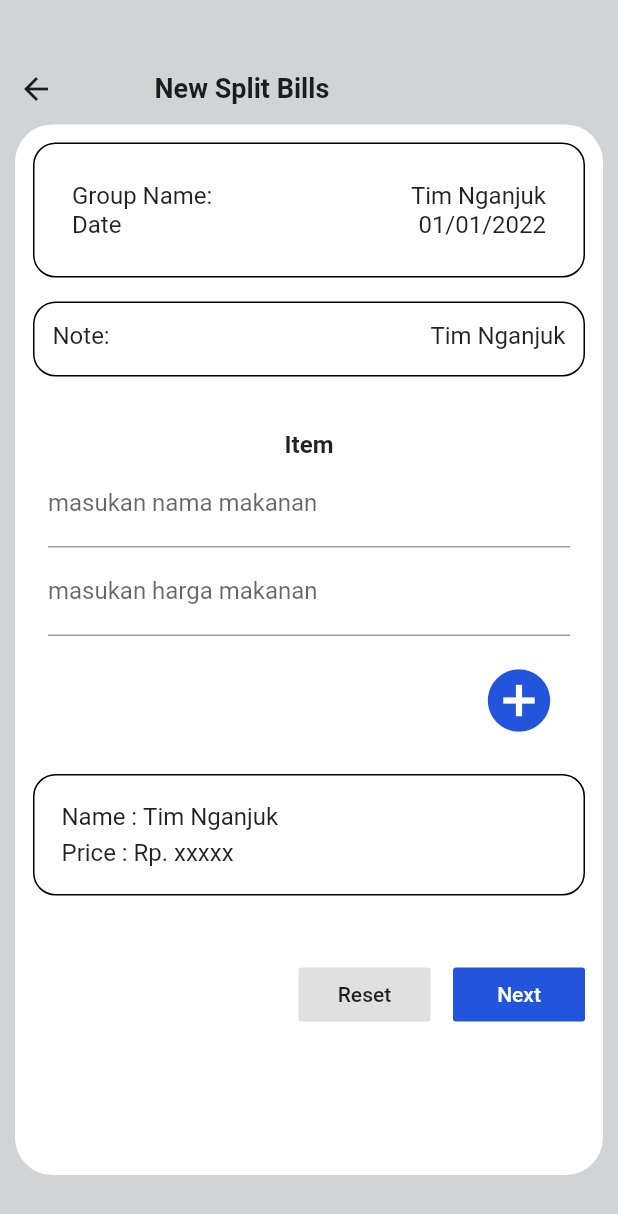
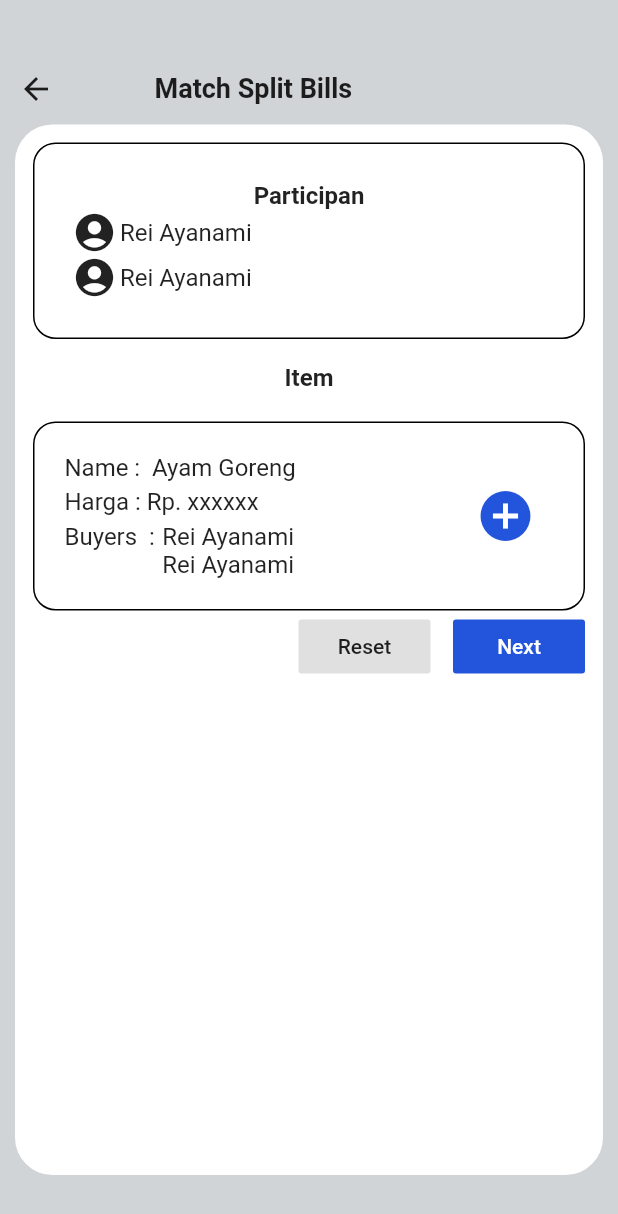
Before and after one commit to fakhrads/patungan, a Flutter app: the NewSplitBills screen opened directly, after a tap on "Next", on a phone screen of 412 x 824 dp. Shown: the top 1214 px of the screen. Run offline on Flutter 3.47's test engine with Material 2 defaults, Android fonts, the phone set to English and light mode, and no system bars; our stand-ins replace sqflite; missing offline and left inert: dart:ffi; accounts and stored records are empty; network calls fail.

Commit message:
add new componen "match_splitbills"

```diff
--- /dev/null
+++ b/lib/src/components/match_splitbills/match_splitbills.dart
@@ -0,0 +1,135 @@
+import 'dart:ffi';
+
+import 'package:flutter/material.dart';
+
+class sesuaikanSplitBills extends StatefulWidget {
+  const sesuaikanSplitBills({Key? key}) : super(key: key);
+
+  @override
+  _sesuaikanSplitBillsState createState() => _sesuaikanSplitBillsState();
+}
+
+class _sesuaikanSplitBillsState extends State<sesuaikanSplitBills> {
+  @override
+  Widget build(BuildContext context) {
+    return Container(
+      width: MediaQuery.of(context).size.width - 20,
+      height: MediaQuery.of(context).size.height * 0.85,
+      decoration: BoxDecoration(
+          color: Colors.white,
+          borderRadius: BorderRadius.all(Radius.circular(25))),
+      child: Padding(
+          padding: EdgeInsets.all(12),
+          child: Column(children: [
+            Container(
+                width: double.infinity,
+                decoration: BoxDecoration(
+                    border: Border.all(),
+                    borderRadius: BorderRadius.all(Radius.circular(15))),
+                child: Padding(
+                    padding: EdgeInsets.all(25),
+                    child: Column(
+                      children: [
+                        Text('Participan',
+                            style: TextStyle(
+                                fontSize: 16, fontWeight: FontWeight.bold)),
+                        Row(
+                          children: [
+                            Icon(
+                              Icons.account_circle,
+                              size: 30,
+                            ),
+                            SizedBox(width: 2),
+                            Text("Rei Ayanami", style: TextStyle(fontSize: 16)),
+                          ],
+                        ),
+                        Row(
+                          children: [
+                            Icon(
+                              Icons.account_circle,
+                              size: 30,
+                            ),
+                            SizedBox(width: 2),
+                            Text("Rei Ayanami", style: TextStyle(fontSize: 16)),
+                          ],
+                        )
+                      ],
+                    ))),
+            Divider(
+              color: Colors.white,
+            ),
+            Text(
+              "Item",
+              style: TextStyle(fontSize: 16, fontWeight: FontWeight.bold),
+            ),
+            Padding(padding: EdgeInsets.all(10)),
+            Container(
+                width: double.infinity,
+                decoration: BoxDecoration(
+                    border: Border.all(),
+                    borderRadius: BorderRadius.all(Radius.circular(15))),
+                child: Padding(
+                    padding: EdgeInsets.all(20),
+                    child: Row(
+                      mainAxisAlignment: MainAxisAlignment.spaceBetween,
+                      children: [
+                        Column(
+                          crossAxisAlignment: CrossAxisAlignment.start,
+                          children: [
+                            Text("Name :  Ayam Goreng",
+                                style: TextStyle(fontSize: 16)),
+                            Padding(padding: EdgeInsets.all(2)),
+                            Text("Harga : Rp. xxxxxx",
+                                style: TextStyle(fontSize: 16)),
+                            Padding(padding: EdgeInsets.all(2)),
+                            Row(
+                              crossAxisAlignment: CrossAxisAlignment.start,
+                              children: [
+                                Text("Buyers  :",
+                                    style: TextStyle(fontSize: 16)),
+                                SizedBox(width: 5),
+                                Column(
+                                  children: [
+                                    Text('Rei Ayanami',
+                                        style: TextStyle(fontSize: 16)),
+                                    Text('Rei Ayanami',
+                                        style: TextStyle(fontSize: 16))
+                                  ],
+                                )
+                              ],
+                            ),
+                          ],
+                        ),
+                        TextButton(
+                            onPressed: () {},
+                            child: Icon(
+                              Icons.add_circle_sharp,
+                              color: Color(0xFF2255DC),
+                              size: 40,
+                            ),)
+                      ],
+                    ))),
+            Row(
+              mainAxisAlignment: MainAxisAlignment.end,
+              crossAxisAlignment: CrossAxisAlignment.end,
+              children: [
+                FlatButton(
+                  onPressed: () {},
+                  child: Text("Reset"),
+                  color: Colors.grey.shade300,
+                ),
+                SizedBox(width: 15),
+                FlatButton(
+                  onPressed: () {},
+                  child: Text(
+                    "Next",
+                    style: TextStyle(color: Colors.white),
+                  ),
+                  color: Color(0xFF2255DC),
+                ),
+              ],
+            )
+          ])),
+    );
+  }
+}
--- a/lib/src/components/new_splitbills/formSplitBills.dart
+++ b/lib/src/components/new_splitbills/formSplitBills.dart
@@ -1,4 +1,5 @@
 import 'package:flutter/material.dart';
+import 'package:patungan/src/views/match_splitbills/match_splitbills.dart';
 
 class FormSplitBills extends StatefulWidget {
   const FormSplitBills({Key? key}) : super(key: key);
@@ -144,7 +145,13 @@ class _FormSplitBillsState extends State<FormSplitBills> {
                   ),
                   SizedBox(width: 15),
                   FlatButton(
-                  onPressed: () {},
+                  onPressed: () {
+                    Navigator.push(
+                    context,
+                    MaterialPageRoute(
+                      builder: (context) => matchSplitBills(),
+                    ));
+                  },
                   child: Text("Next", style: TextStyle(
                     color: Colors.white
                   ),),
--- /dev/null
+++ b/lib/src/views/match_splitbills/match_splitbills.dart
@@ -0,0 +1,34 @@
+import 'package:flutter/material.dart';
+import 'package:patungan/src/components/match_splitbills/match_splitbills.dart';
+class matchSplitBills extends StatelessWidget {
+  const matchSplitBills({Key? key}) : super(key: key);
+
+  @override
+  Widget build(BuildContext context) {
+    return Scaffold(
+        resizeToAvoidBottomInset: false,
+        backgroundColor: Color(0xFFD0D4D7),
+        body: Column(
+          children: [HeaderDetail(),sesuaikanSplitBills()],
+        ));
+  }
+}
+
+class HeaderDetail extends StatelessWidget {
+  @override
+  Widget build(BuildContext context) {
+    return Padding(
+        padding: EdgeInsets.only(top: 35),
+        child: Row(
+          children: [
+            BackButton(),
+            Padding(
+                padding: EdgeInsets.only(left: 55),
+                child: Text(
+                  "Match Split Bills",
+                  style: TextStyle(fontSize: 18, fontWeight: FontWeight.bold),
+                )),
+          ],
+        ));
+  }
+}
```
